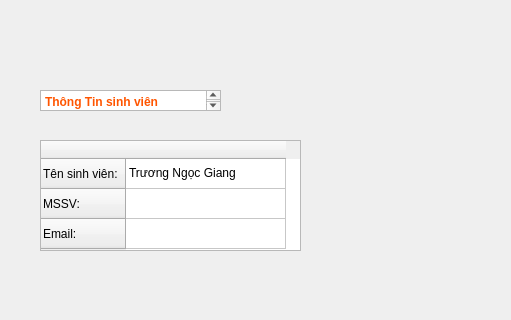
This is src/ui/student/student.ui in ngocgiang99/Attendance-By-Face as Qt 5 draws it before an edit; both pictures show x 0 to 511 and y 0 to 320 of the 1389 by 792 pixel window. The edited form follows.
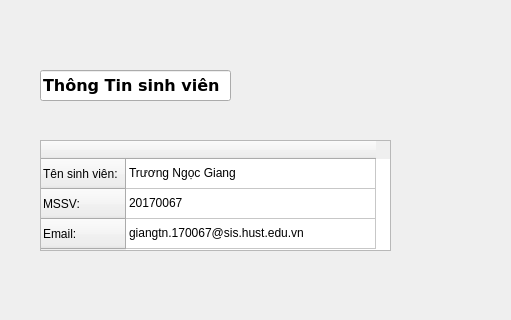
This is the edited form.

Commit message: Update object name

What changed in the file:
```diff
--- a/src/ui/student/student.ui
+++ b/src/ui/student/student.ui
@@ -73,29 +73,12 @@
     </item>
    </layout>
   </widget>
-  <widget class="QTextBrowser" name="textBrowser">
-   <property name="geometry">
-    <rect>
-     <x>40</x>
-     <y>90</y>
-     <width>181</width>
-     <height>21</height>
-    </rect>
-   </property>
-   <property name="html">
-    <string>&lt;!DOCTYPE HTML PUBLIC &quot;-//W3C//DTD HTML 4.0//EN&quot; &quot;http://www.w3.org/TR/REC-html40/strict.dtd&quot;&gt;
-&lt;html&gt;&lt;head&gt;&lt;meta name=&quot;qrichtext&quot; content=&quot;1&quot; /&gt;&lt;meta charset=&quot;utf-8&quot; /&gt;&lt;style type=&quot;text/css&quot;&gt;
-p, li { white-space: pre-wrap; }
-&lt;/style&gt;&lt;/head&gt;&lt;body style=&quot; font-family:'Sans Serif'; font-size:9pt; font-weight:400; font-style:normal;&quot;&gt;
-&lt;p style=&quot; margin-top:0px; margin-bottom:0px; margin-left:0px; margin-right:0px; -qt-block-indent:0; text-indent:0px;&quot;&gt;&lt;span style=&quot; font-weight:700; color:#ff5500;&quot;&gt;Thông Tin sinh viên&lt;/span&gt;&lt;/p&gt;&lt;/body&gt;&lt;/html&gt;</string>
-   </property>
-  </widget>
-  <widget class="QTableWidget" name="tableWidget">
+  <widget class="QTableWidget" name="user_info_table">
    <property name="geometry">
     <rect>
      <x>40</x>
      <y>140</y>
-     <width>261</width>
+     <width>351</width>
      <height>111</height>
     </rect>
    </property>
@@ -103,7 +86,7 @@
     <set>QAbstractItemView::NoEditTriggers</set>
    </property>
    <attribute name="horizontalHeaderDefaultSectionSize">
-    <number>160</number>
+    <number>250</number>
    </attribute>
    <row>
     <property name="text">
@@ -130,6 +113,39 @@
      <string>Trương Ngọc Giang</string>
     </property>
    </item>
+   <item row="1" column="0">
+    <property name="text">
+     <string>20170067</string>
+    </property>
+   </item>
+   <item row="2" column="0">
+    <property name="text">
+     <string>giangtn.170067@sis.hust.edu.vn</string>
+    </property>
+   </item>
+  </widget>
+  <widget class="QLineEdit" name="user_info_table_tittle">
+   <property name="geometry">
+    <rect>
+     <x>40</x>
+     <y>70</y>
+     <width>191</width>
+     <height>31</height>
+    </rect>
+   </property>
+   <property name="font">
+    <font>
+     <family>DejaVu Sans</family>
+     <pointsize>12</pointsize>
+     <bold>true</bold>
+    </font>
+   </property>
+   <property name="text">
+    <string>Thông Tin sinh viên</string>
+   </property>
+   <property name="readOnly">
+    <bool>true</bool>
+   </property>
   </widget>
  </widget>
  <resources/>
```
Left out of the diff: 8 changed lines with no effect on the pictures. The commit also changes 1 other file.
